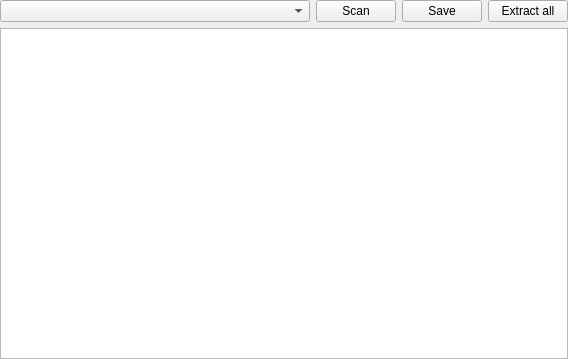
First picture: the form in xextractorwidget.ui, repository horsicq/XExtractorWidget, before the edit.
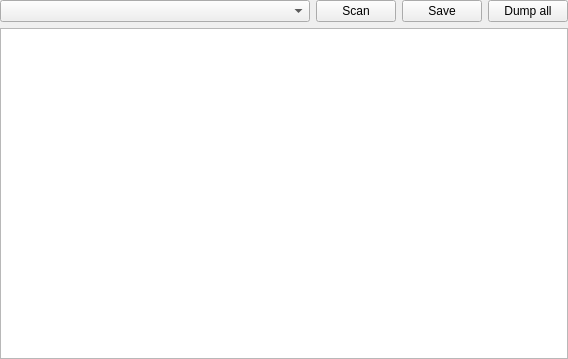
Second picture: the form after the edit.

```diff
--- a/xextractorwidget.ui
+++ b/xextractorwidget.ui
@@ -55,7 +55,7 @@
      <item>
       <widget class="QPushButton" name="pushButtonDumpAll">
        <property name="text">
-        <string>Extract all</string>
+        <string>Dump all</string>
        </property>
       </widget>
      </item>
```
Left out of the diff: 21 changed lines with no effect on the pictures.
